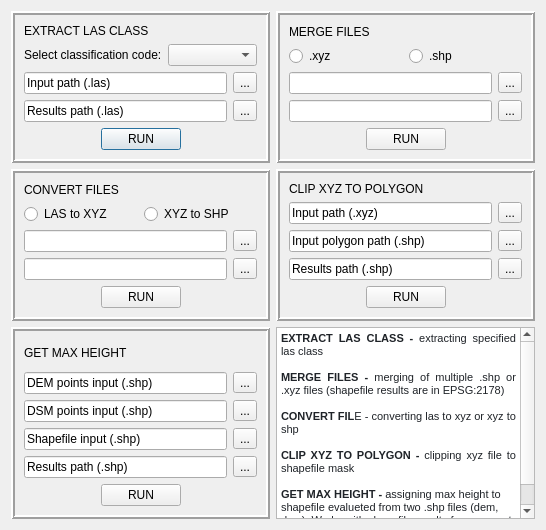
First picture: the form in las-shaper-plugin/las_shaper_dialog_base.ui, repository d4mp3/las-shaper, before the edit.
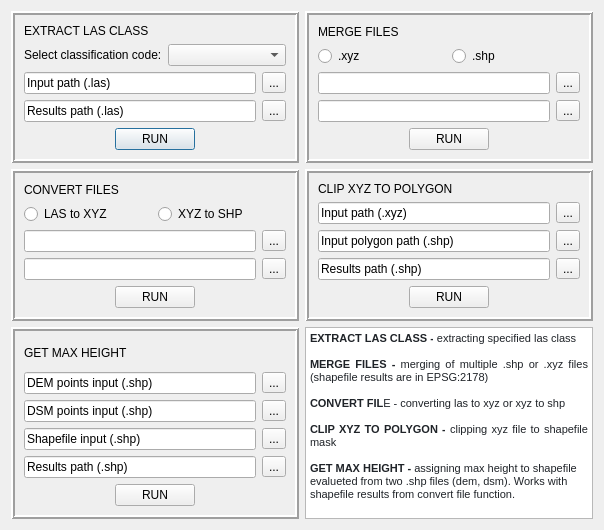
Second picture: the form after the edit.

Patch:
```diff
--- a/las-shaper-plugin/las_shaper_dialog_base.ui
+++ b/las-shaper-plugin/las_shaper_dialog_base.ui
@@ -6,7 +6,7 @@
    <rect>
     <x>0</x>
     <y>0</y>
-    <width>546</width>
+    <width>604</width>
     <height>530</height>
    </rect>
   </property>
```
